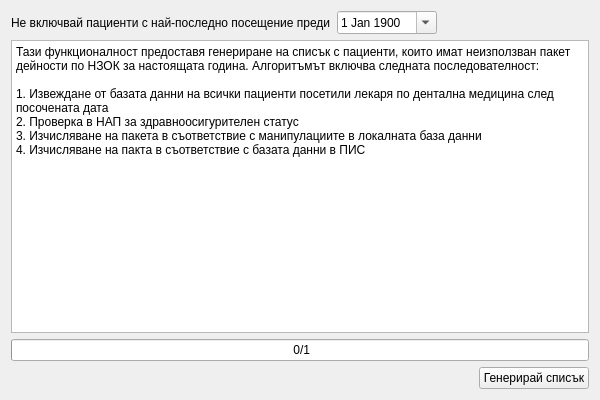
thefinalcutbg/DinoDent, file src/View/Widgets/UnusedPackageView.ui: the form before one commit.
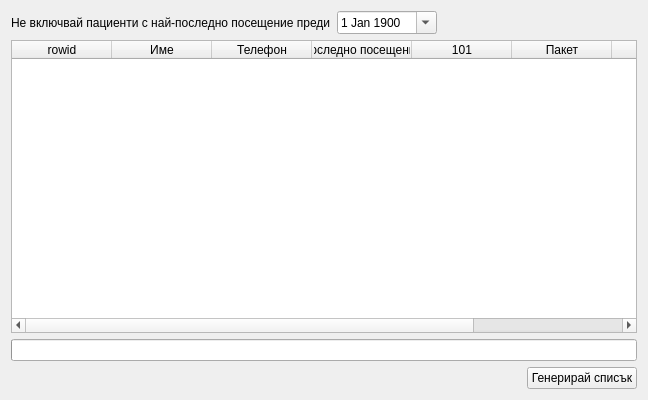
The form after the commit. Custom widgets are drawn as their Qt base class.

Commit message: unused nhif package almost finished

```diff
--- a/src/View/Widgets/UnusedPackageView.ui
+++ b/src/View/Widgets/UnusedPackageView.ui
@@ -6,7 +6,7 @@
    <rect>
     <x>0</x>
     <y>0</y>
-    <width>600</width>
+    <width>648</width>
     <height>400</height>
    </rect>
   </property>
@@ -42,12 +42,12 @@
        </property>
        <property name="maximumDateTime">
         <datetime>
-         <hour>15</hour>
+         <hour>7</hour>
          <minute>59</minute>
          <second>59</second>
          <year>9999</year>
          <month>12</month>
-         <day>26</day>
+         <day>25</day>
         </datetime>
        </property>
        <property name="minimumDate">
@@ -85,24 +85,59 @@
     </layout>
    </item>
    <item>
-    <widget class="QPlainTextEdit" name="textEdit">
-     <property name="enabled">
-      <bool>true</bool>
+    <widget class="QTableWidget" name="tableWidget">
+     <property name="editTriggers">
+      <set>QAbstractItemView::NoEditTriggers</set>
      </property>
-     <property name="undoRedoEnabled">
-      <bool>false</bool>
+     <property name="selectionMode">
+      <enum>QAbstractItemView::ExtendedSelection</enum>
      </property>
-     <property name="readOnly">
+     <property name="selectionBehavior">
+      <enum>QAbstractItemView::SelectRows</enum>
+     </property>
+     <property name="sortingEnabled">
       <bool>true</bool>
      </property>
-     <property name="plainText">
-      <string>Тази функционалност предоставя генериране на списък с пациенти, които имат неизползван пакет дейности по НЗОК за настоящата година. Алгоритъмът включва следната последователност:
-
-1. Извеждане от базата данни на всички пациенти посетили лекаря по дентална медицина след посочената дата
-2. Проверка в НАП за здравноосигурителен статус
-3. Изчисляване на пакета в съответствие с манипулациите в локалната база данни
-4. Изчисляване на пакта в съответствие с базата данни в ПИС</string>
-     </property>
+     <column>
+      <property name="text">
+       <string>rowid</string>
+      </property>
+     </column>
+     <column>
+      <property name="text">
+       <string>Име</string>
+      </property>
+     </column>
+     <column>
+      <property name="text">
+       <string>Телефон</string>
+      </property>
+     </column>
+     <column>
+      <property name="text">
+       <string>Последно посещение</string>
+      </property>
+     </column>
+     <column>
+      <property name="text">
+       <string>101</string>
+      </property>
+     </column>
+     <column>
+      <property name="text">
+       <string>Пакет</string>
+      </property>
+     </column>
+     <column>
+      <property name="text">
+       <string>832</string>
+      </property>
+     </column>
+     <column>
+      <property name="text">
+       <string>833</string>
+      </property>
+     </column>
     </widget>
    </item>
    <item>
@@ -120,7 +155,7 @@
       <set>Qt::AlignCenter</set>
      </property>
      <property name="textVisible">
-      <bool>true</bool>
+      <bool>false</bool>
      </property>
      <property name="format">
       <string> %v/%m</string>
@@ -143,7 +178,7 @@
       </spacer>
      </item>
      <item>
-      <widget class="QPushButton" name="generateButton">
+      <widget class="QPushButton" name="button">
        <property name="text">
         <string>Генерирай списък</string>
        </property>
```
The commit also changes 6 other files.
